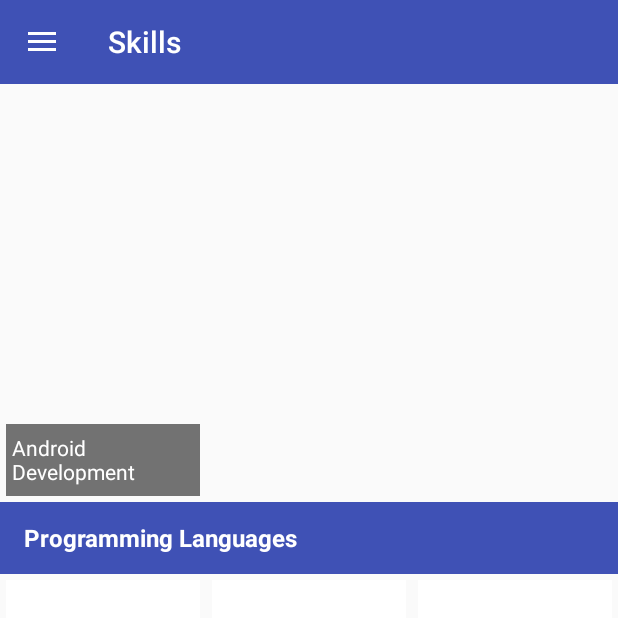
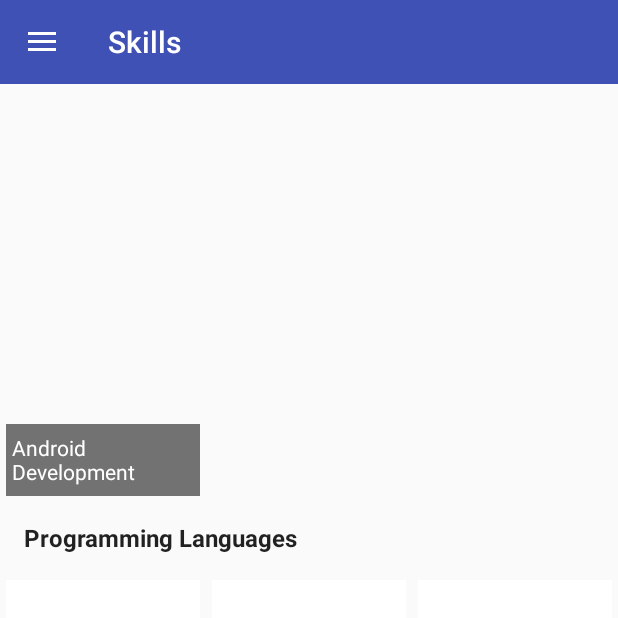
Before and after one commit to FabriceMk/android-mycv, an Android app: the fragment SkillFragment placed in its activity, scrolled down 806 dp, on a phone screen of 412 x 824 dp, the top half of it. Run offline under Robolectric (Android 15) with nearby library versions, the phone set to English and light mode, and no system bars; pictures from the network do not load; 1 statement that could not run was skipped.

Commit message:
Some tests to make some shared elements transitions on lollipop but miserably fail xD

```diff
--- a/android/src/main/res/layout/skill_section.xml
+++ b/android/src/main/res/layout/skill_section.xml
@@ -7,7 +7,6 @@
     android:gravity="center_vertical"
     android:paddingLeft="@dimen/spacing_large"
     android:singleLine="true"
-    android:textAppearance="@style/TextAppearance.AppCompat.Subhead.Inverse"
+    android:textAppearance="@style/TextAppearance.AppCompat.Subhead"
     android:textStyle="bold"
-    android:background="@color/primary"
     android:id="@+id/section_text" />
--- /dev/null
+++ b/android/src/main/res/transition/change_image_transform.xml
@@ -0,0 +1,5 @@
+<?xml version="1.0" encoding="utf-8"?>
+<transitionSet
+    xmlns:android="http://schemas.android.com/apk/res/android">
+    <changeImageTransform />
+</transitionSet>
--- /dev/null
+++ b/android/src/main/res/values-v21/styles.xml
@@ -0,0 +1,15 @@
+<resources>
+
+    <!-- Base application theme. -->
+    <style name="AppTheme" parent="Theme.AppCompat.Light.NoActionBar">
+
+        <!-- Customize your theme here. -->
+        <item name="colorPrimary">@color/primary</item>
+        <item name="colorPrimaryDark">@color/primary_dark</item>
+        <item name="colorAccent">@color/accent</item>
+
+        <item name="android:windowContentTransitions">true</item>
+
+    </style>
+
+</resources>
```
Also changed, not shown: android/src/main/java/net/fabricemk/android/mycv/ui/activities/SkillDetailsActivity.java (+8 -5 lines).
